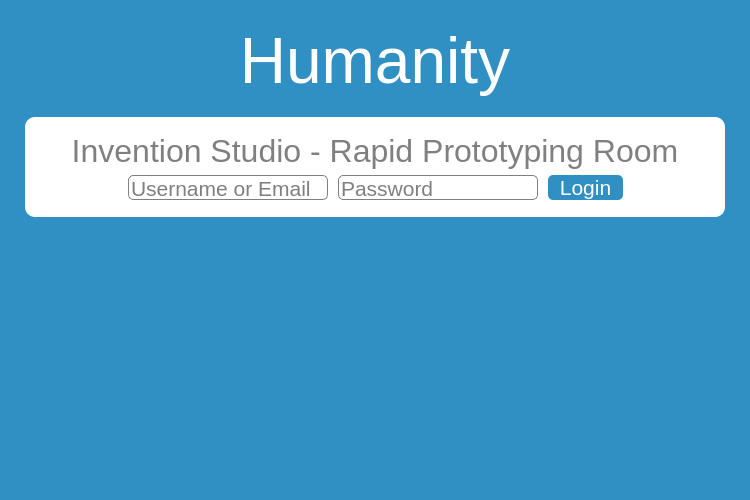
The window that src/mainwindow.ui (Invention-Studio/Time-Clock-Card-Reader) describes before a commit, drawn with Qt 5.
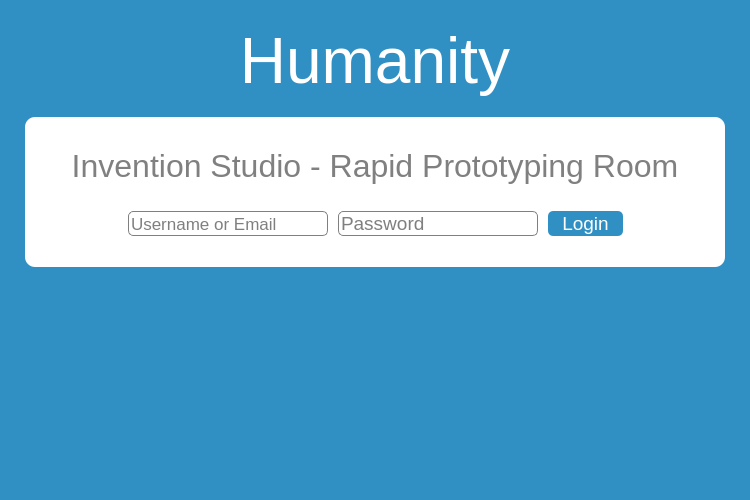
The same window after the commit.

What changed in the file:
```diff
--- a/src/mainwindow.ui
+++ b/src/mainwindow.ui
@@ -78,13 +78,13 @@
         <property name="minimumSize">
          <size>
           <width>700</width>
-          <height>100</height>
+          <height>150</height>
          </size>
         </property>
         <property name="maximumSize">
          <size>
           <width>700</width>
-          <height>100</height>
+          <height>150</height>
          </size>
         </property>
         <property name="styleSheet">
@@ -124,6 +124,19 @@
            </property>
           </widget>
          </item>
+         <item>
+          <spacer name="verticalSpacer_4">
+           <property name="orientation">
+            <enum>Qt::Vertical</enum>
+           </property>
+           <property name="sizeHint" stdset="0">
+            <size>
+             <width>20</width>
+             <height>40</height>
+            </size>
+           </property>
+          </spacer>
+         </item>
          <item>
           <layout class="QHBoxLayout" name="horizontalLayout">
            <property name="spacing">
@@ -158,7 +171,7 @@
              </property>
              <property name="font">
               <font>
-               <pointsize>16</pointsize>
+               <pointsize>13</pointsize>
               </font>
              </property>
              <property name="acceptDrops">
@@ -190,7 +203,7 @@
              </property>
              <property name="font">
               <font>
-               <pointsize>16</pointsize>
+               <pointsize>14</pointsize>
               </font>
              </property>
              <property name="acceptDrops">
@@ -222,7 +235,7 @@
              </property>
              <property name="font">
               <font>
-               <pointsize>16</pointsize>
+               <pointsize>14</pointsize>
               </font>
              </property>
              <property name="styleSheet">
```
